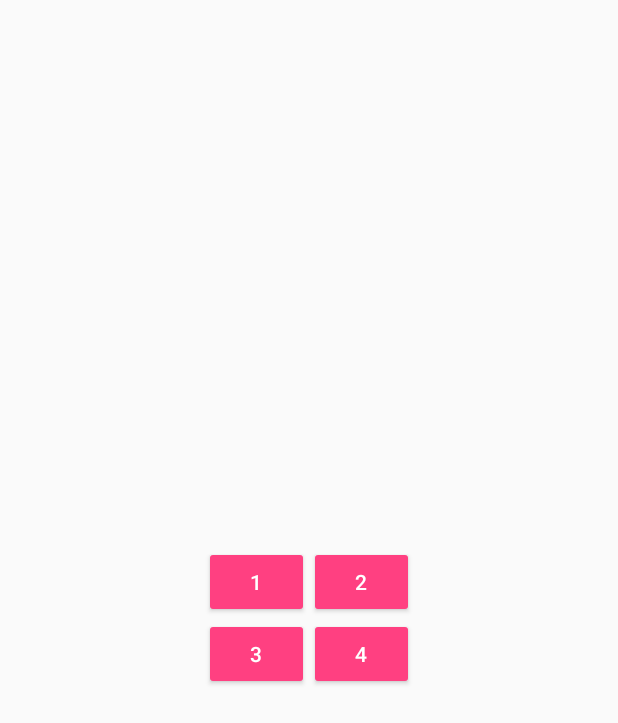
After one commit to Polurival/CockroachSwitcher, an Android app: the layout appwidget_provider_layout.xml on its own in the app's theme, with its tools: preview values and no code run, on a phone screen of 412 x 824 dp. The commit adds this screen. Shown: the top 723 px of the screen. Run offline under Robolectric (Android 15) with nearby library versions, the phone set to English and light mode, and no system bars.

Commit message:
feature/widget added widget with four buttons

```diff
--- /dev/null
+++ b/app/src/main/res/layout/appwidget_provider_layout.xml
@@ -0,0 +1,39 @@
+<?xml version="1.0" encoding="utf-8"?>
+<RelativeLayout xmlns:android="http://schemas.android.com/apk/res/android"
+                android:layout_width="match_parent"
+                android:layout_height="match_parent"
+                android:gravity="center">
+
+    <Button
+        android:id="@+id/button_one"
+        style="@style/WidgetButtonTheme"
+        android:layout_width="@dimen/widget_button_width"
+        android:layout_height="wrap_content"
+        android:text="@string/button_one_text"/>
+
+    <Button
+        android:id="@+id/button_two"
+        style="@style/WidgetButtonTheme"
+        android:layout_width="@dimen/widget_button_width"
+        android:layout_height="wrap_content"
+        android:layout_toRightOf="@id/button_one"
+        android:text="@string/button_two_text"/>
+
+    <Button
+        android:id="@+id/button_three"
+        style="@style/WidgetButtonTheme"
+        android:layout_width="@dimen/widget_button_width"
+        android:layout_height="wrap_content"
+        android:layout_below="@id/button_one"
+        android:text="@string/button_three_text"/>
+
+    <Button
+        android:id="@+id/button_four"
+        style="@style/WidgetButtonTheme"
+        android:layout_width="@dimen/widget_button_width"
+        android:layout_height="wrap_content"
+        android:layout_below="@id/button_two"
+        android:layout_toRightOf="@id/button_three"
+        android:text="@string/button_four_text"/>
+
+</RelativeLayout>
--- a/app/src/main/res/values/dimens.xml
+++ b/app/src/main/res/values/dimens.xml
@@ -4,4 +4,5 @@
     <dimen name="activity_vertical_margin">16dp</dimen>
     <dimen name="loading_indicator_size">42dp</dimen>
     <dimen name="button_width">0dp</dimen>
+    <dimen name="widget_button_width">70dp</dimen>
 </resources>
--- a/app/src/main/res/values/styles.xml
+++ b/app/src/main/res/values/styles.xml
@@ -14,7 +14,8 @@
         <item name="android:layout_width">@dimen/button_width</item>
         <item name="android:layout_height">wrap_content</item>
         <item name="android:layout_weight">1</item>
-
     </style>
 
+    <style name="WidgetButtonTheme" parent="Widget.AppCompat.Button.Colored"/>
+
 </resources>
--- a/build.gradle
+++ b/build.gradle
@@ -6,7 +6,7 @@ buildscript {
         mavenCentral()
     }
     dependencies {
-        classpath 'com.android.tools.build:gradle:2.2.3'
+        classpath 'com.android.tools.build:gradle:2.3.0'
         classpath 'de.felixschulze.gradle:gradle-hockeyapp-plugin:3.5'
 
         // NOTE: Do not place your application dependencies here; they belong
```
Also changed, not shown: app/src/main/AndroidManifest.xml (+14 -2 lines), app/src/main/java/com/polurival/cockroachswitcher/AppWidgetProvider.java (added, +100 -0 lines), app/src/main/res/xml/appwidget_info.xml (added, +8 -0 lines), gradle/wrapper/gradle-wrapper.properties.
